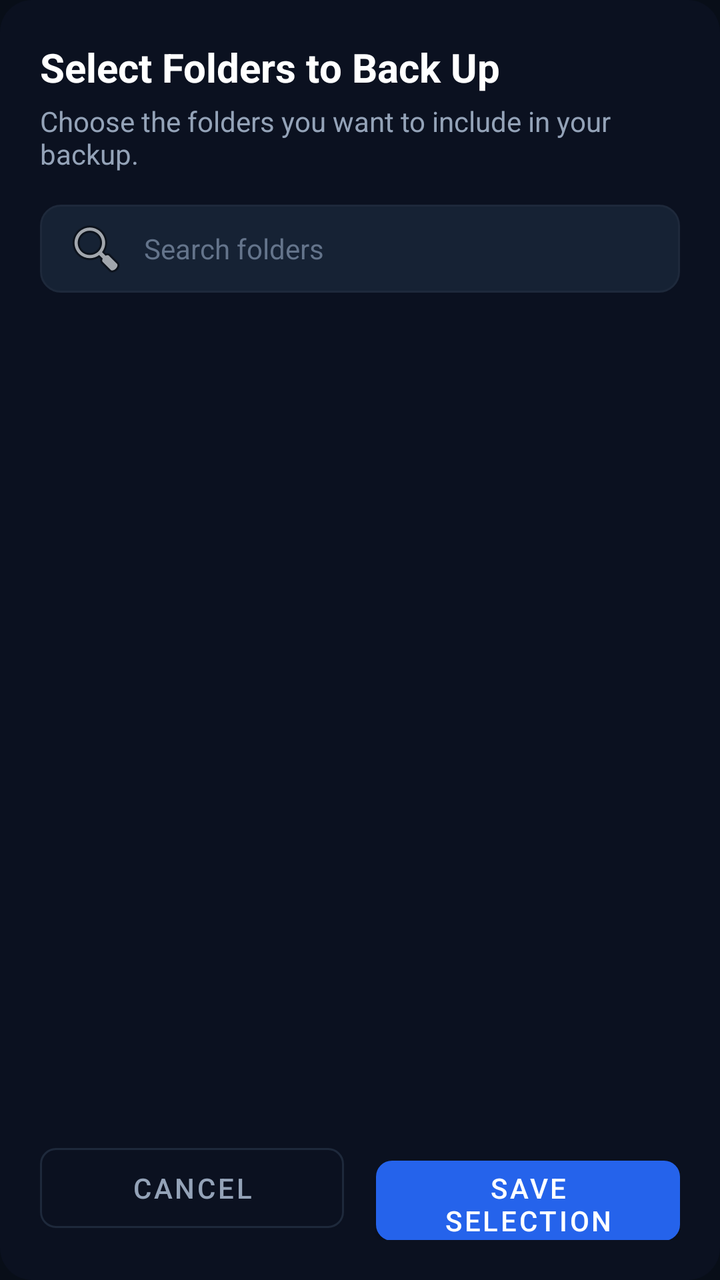
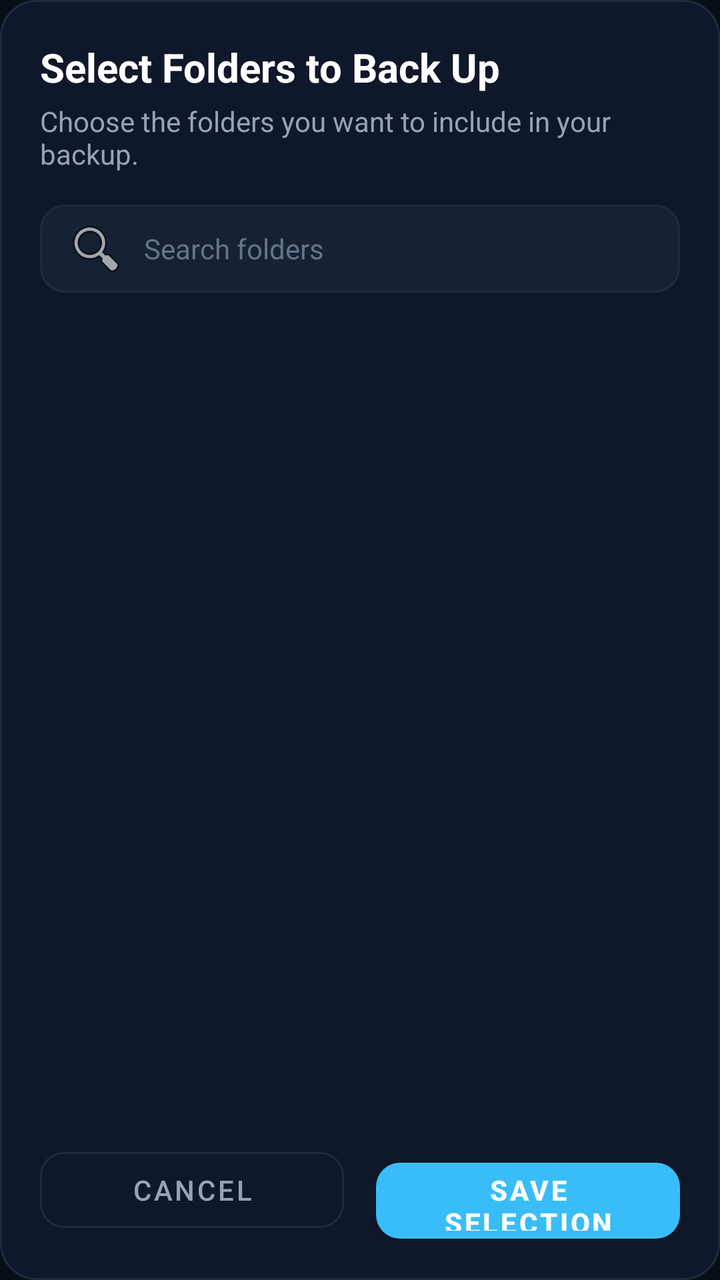

An Android layout rendered at two revisions. The XML below is the earlier revision; the diff shows what the commit changed to produce the second picture.
<!-- AndroidManifest.xml: application theme Theme.CloudVault -->
<!-- res/layout/dialog_folder_selection.xml -->
<?xml version="1.0" encoding="utf-8"?>
<LinearLayout xmlns:android="http://schemas.android.com/apk/res/android"
    xmlns:app="http://schemas.android.com/apk/res-auto"
    xmlns:tools="http://schemas.android.com/tools"
    android:layout_width="match_parent"
    android:layout_height="match_parent"
    android:orientation="vertical"
    android:background="@drawable/bg_dialog_folder"
    android:padding="20dp">

    <TextView
        android:id="@+id/tvDialogTitle"
        android:layout_width="wrap_content"
        android:layout_height="wrap_content"
        android:text="Select Folders to Back Up"
        android:textColor="#FFFFFF"
        android:textSize="20sp"
        android:textStyle="bold" />

    <TextView
        android:layout_width="wrap_content"
        android:layout_height="wrap_content"
        android:layout_marginTop="4dp"
        android:text="Choose the folders you want to include in your backup."
        android:textColor="#94A3B8"
        android:textSize="14sp" />

    <EditText
        android:id="@+id/etFolderSearch"
        android:layout_width="match_parent"
        android:layout_height="44dp"
        android:layout_marginTop="16dp"
        android:layout_marginBottom="12dp"
        android:background="@drawable/bg_search"
        android:drawableStart="@android:drawable/ic_menu_search"
        android:drawablePadding="8dp"
        android:hint="Search folders"
        android:paddingStart="12dp"
        android:paddingEnd="12dp"
        android:singleLine="true"
        android:textColor="#FFFFFF"
        android:textColorHint="#64748B"
        android:textSize="14sp" />

    <androidx.recyclerview.widget.RecyclerView
        android:id="@+id/rvFolders"
        android:layout_width="match_parent"
        android:layout_height="0dp"
        android:layout_weight="1"
        android:clipToPadding="false"
        android:paddingBottom="16dp" />

    <LinearLayout
        android:layout_width="match_parent"
        android:layout_height="wrap_content"
        android:orientation="horizontal"
        android:layout_marginTop="8dp">

        <com.google.android.material.button.MaterialButton
            android:id="@+id/btnCancelSelection"
            style="@style/Widget.MaterialComponents.Button.OutlinedButton"
            android:layout_width="0dp"
            android:layout_height="52dp"
            android:layout_marginEnd="8dp"
            android:layout_weight="1"
            android:text="CANCEL"
            android:textColor="#94A3B8"
            app:cornerRadius="8dp"
            app:strokeColor="#1E293B" />

        <com.google.android.material.button.MaterialButton
            android:id="@+id/btnSaveSelection"
            android:layout_width="0dp"
            android:layout_height="52dp"
            android:layout_marginStart="8dp"
            android:layout_weight="1"
            android:text="SAVE SELECTION"
            android:textColor="#FFFFFF"
            app:backgroundTint="#2563EB"
            app:cornerRadius="8dp" />
    </LinearLayout>
</LinearLayout>
<!-- resources referenced by this layout -->
<resources>
  <!-- drawable bg_dialog_folder (drawable) -->
  <?xml version="1.0" encoding="utf-8"?>
  <shape xmlns:android="http://schemas.android.com/apk/res/android">
      <solid android:color="#0B1120" />
      <corners android:radius="16dp" />
  </shape>
  <!-- drawable bg_search (drawable) -->
  <?xml version="1.0" encoding="utf-8"?>
  <shape xmlns:android="http://schemas.android.com/apk/res/android"
      android:shape="rectangle">
      <solid android:color="#162234" />
      <corners android:radius="10dp" />
      <stroke android:color="#1E293B" android:width="1dp" />
  </shape>
  <style name="Theme.CloudVault" parent="Theme.MaterialComponents.DayNight.NoActionBar">
          <item name="colorPrimary">@color/accent_blue</item>
          <item name="colorSecondary">@color/accent_cyan</item>
          <item name="android:statusBarColor">@color/bg_dark</item>
          <item name="android:windowBackground">@color/bg_dark</item>
      </style>
  <color name="accent_blue">#1976D2</color>
  <color name="accent_cyan">#00B4D8</color>
  <color name="bg_dark">#080E18</color>
</resources>

<!-- the commit's change to res/layout/dialog_folder_selection.xml (unified diff, before → after) -->
@@ -13,7 +13,7 @@
         android:layout_width="wrap_content"
         android:layout_height="wrap_content"
         android:text="Select Folders to Back Up"
-        android:textColor="#FFFFFF"
+        android:textColor="@color/text_primary"
         android:textSize="20sp"
         android:textStyle="bold" />
 
@@ -22,7 +22,7 @@
         android:layout_height="wrap_content"
         android:layout_marginTop="4dp"
         android:text="Choose the folders you want to include in your backup."
-        android:textColor="#94A3B8"
+        android:textColor="@color/text_secondary"
         android:textSize="14sp" />
 
     <EditText
@@ -38,8 +38,8 @@
         android:paddingStart="12dp"
         android:paddingEnd="12dp"
         android:singleLine="true"
-        android:textColor="#FFFFFF"
-        android:textColorHint="#64748B"
+        android:textColor="@color/text_primary"
+        android:textColorHint="@color/text_muted"
         android:textSize="14sp" />
 
     <androidx.recyclerview.widget.RecyclerView
@@ -60,23 +60,24 @@
             android:id="@+id/btnCancelSelection"
             style="@style/Widget.MaterialComponents.Button.OutlinedButton"
             android:layout_width="0dp"
-            android:layout_height="52dp"
+            android:layout_height="50dp"
             android:layout_marginEnd="8dp"
             android:layout_weight="1"
             android:text="CANCEL"
-            android:textColor="#94A3B8"
-            app:cornerRadius="8dp"
-            app:strokeColor="#1E293B" />
+            android:textColor="@color/text_secondary"
+            app:cornerRadius="12dp"
+            app:strokeColor="@color/card_border" />
 
         <com.google.android.material.button.MaterialButton
             android:id="@+id/btnSaveSelection"
             android:layout_width="0dp"
-            android:layout_height="52dp"
+            android:layout_height="50dp"
             android:layout_marginStart="8dp"
             android:layout_weight="1"
             android:text="SAVE SELECTION"
             android:textColor="#FFFFFF"
-            app:backgroundTint="#2563EB"
-            app:cornerRadius="8dp" />
+            android:textStyle="bold"
+            app:backgroundTint="@color/accent_blue"
+            app:cornerRadius="12dp" />
     </LinearLayout>
 </LinearLayout>
<!-- resource entries referenced after the edit -->
@@ -3,25 +3,70 @@
   <!-- drawable bg_dialog_folder (drawable) -->
   <?xml version="1.0" encoding="utf-8"?>
   <shape xmlns:android="http://schemas.android.com/apk/res/android">
-      <solid android:color="#0B1120" />
-      <corners android:radius="16dp" />
+      <solid android:color="@color/card_bg" />
+      <corners android:radius="18dp" />
+      <stroke android:color="@color/card_border" android:width="1dp" />
   </shape>
   <!-- drawable bg_search (drawable) -->
   <?xml version="1.0" encoding="utf-8"?>
   <shape xmlns:android="http://schemas.android.com/apk/res/android"
       android:shape="rectangle">
-      <solid android:color="#162234" />
-      <corners android:radius="10dp" />
-      <stroke android:color="#1E293B" android:width="1dp" />
+      <solid android:color="@color/bg_surface_elevated" />
+      <corners android:radius="12dp" />
+      <stroke android:color="@color/card_border" android:width="1dp" />
   </shape>
-  <style name="Theme.CloudVault" parent="Theme.MaterialComponents.DayNight.NoActionBar">
-          <item name="colorPrimary">@color/accent_blue</item>
+  <style name="Theme.CloudVault" parent="Theme.MaterialComponents.NoActionBar">
+          <item name="colorPrimary">@color/accent_cyan</item>
+          <item name="colorPrimaryVariant">@color/accent_blue</item>
+          <item name="colorOnPrimary">#FFFFFF</item>
+          <item name="colorSecondary">@color/accent_cyan_bright</item>
+          <item name="colorSecondaryVariant">@color/accent_cyan</item>
+          <item name="colorOnSecondary">#000000</item>
+          <item name="android:statusBarColor">@color/bg_dark</item>
+          <item name="android:navigationBarColor">@color/bg_dark</item>
+          <item name="android:windowBackground">@color/bg_dark</item>
+          <item name="android:windowLightStatusBar">false</item>
+          <item name="android:windowLightNavigationBar">false</item>
+          <item name="alertDialogTheme">@style/Theme.CloudVault.Dialog.Alert</item>
+          <item name="materialAlertDialogTheme">@style/Theme.CloudVault.Dialog.Alert</item>
+      </style>
+  <color name="card_bg">#0F172A</color>
+  <color name="bg_surface_elevated">#162234</color>
+  <color name="accent_blue">#38BDF8</color>
+  <color name="card_border">#1E2C3F</color>
+  <color name="text_muted">#64748B</color>
+  <color name="text_primary">#FFFFFF</color>
+  <color name="text_secondary">#94A3B8</color>
+  <color name="accent_cyan">#38BDF8</color>
+  <color name="accent_cyan_bright">#7DD3FC</color>
+  <color name="bg_dark">#080E18</color>
+  <style name="Theme.CloudVault.Dialog.Alert" parent="ThemeOverlay.MaterialComponents.MaterialAlertDialog">
+          <item name="android:background">@color/card_bg</item>
+          <item name="backgroundTint">@color/card_bg</item>
+          <item name="shapeAppearance">@style/ShapeAppearance.CloudVault.Dialog</item>
+          <item name="colorPrimary">@color/accent_cyan_bright</item>
           <item name="colorSecondary">@color/accent_cyan</item>
-          <item name="android:statusBarColor">@color/bg_dark</item>
-          <item name="android:windowBackground">@color/bg_dark</item>
+          <item name="colorSurface">@color/card_bg</item>
+          <item name="colorOnSurface">@color/text_primary</item>
+          <item name="android:textColorPrimary">@color/text_primary</item>
+          <item name="android:textColorSecondary">@color/text_secondary</item>
+          <item name="buttonBarPositiveButtonStyle">@style/Widget.CloudVault.Dialog.Button.Positive</item>
+          <item name="buttonBarNegativeButtonStyle">@style/Widget.CloudVault.Dialog.Button.Negative</item>
+          <item name="buttonBarNeutralButtonStyle">@style/Widget.CloudVault.Dialog.Button.Neutral</item>
       </style>
-  <color name="accent_blue">#1976D2</color>
-  <color name="accent_cyan">#00B4D8</color>
-  <color name="bg_dark">#080E18</color>
+  <style name="ShapeAppearance.CloudVault.Dialog" parent="ShapeAppearance.MaterialComponents.LargeComponent">
+          <item name="cornerSize">16dp</item>
+      </style>
+  <style name="Widget.CloudVault.Dialog.Button.Positive" parent="Widget.MaterialComponents.Button.TextButton.Dialog">
+          <item name="android:textColor">@color/accent_cyan_bright</item>
+          <item name="android:textStyle">bold</item>
+      </style>
+  <style name="Widget.CloudVault.Dialog.Button.Negative" parent="Widget.MaterialComponents.Button.TextButton.Dialog">
+          <item name="android:textColor">@color/text_secondary</item>
+      </style>
+  <style name="Widget.CloudVault.Dialog.Button.Neutral" parent="Widget.MaterialComponents.Button.TextButton.Dialog">
+          <item name="android:textColor">@color/accent_blue_light</item>
+      </style>
+  <color name="accent_blue_light">#BAE6FD</color>
 </resources>
 
